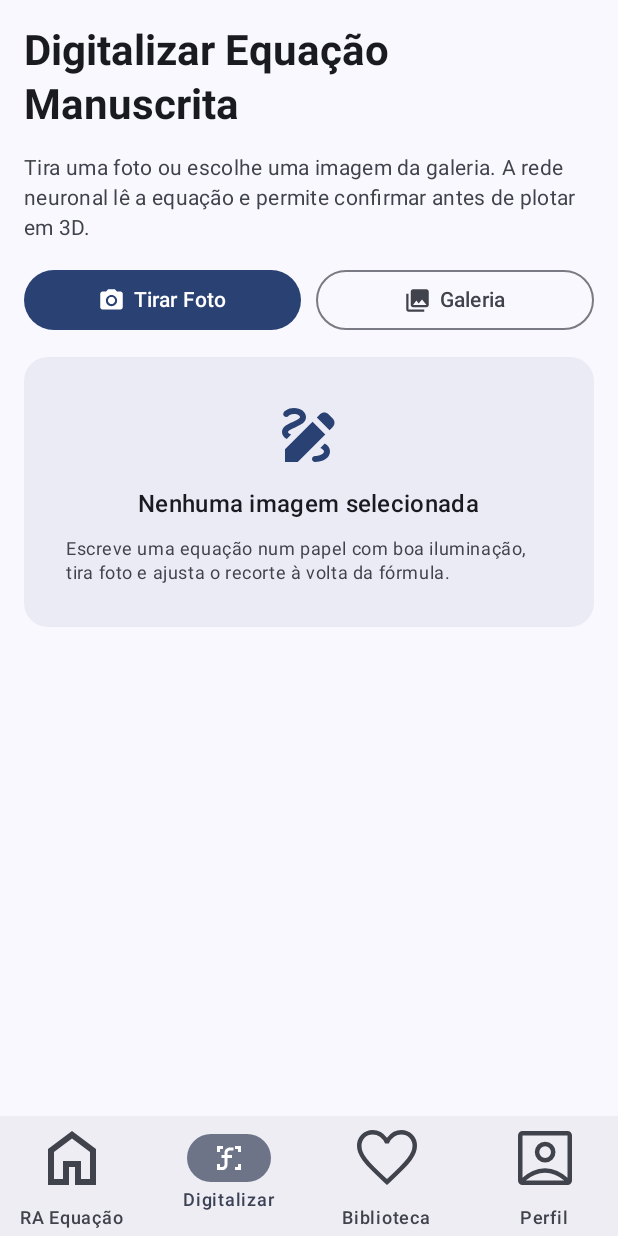
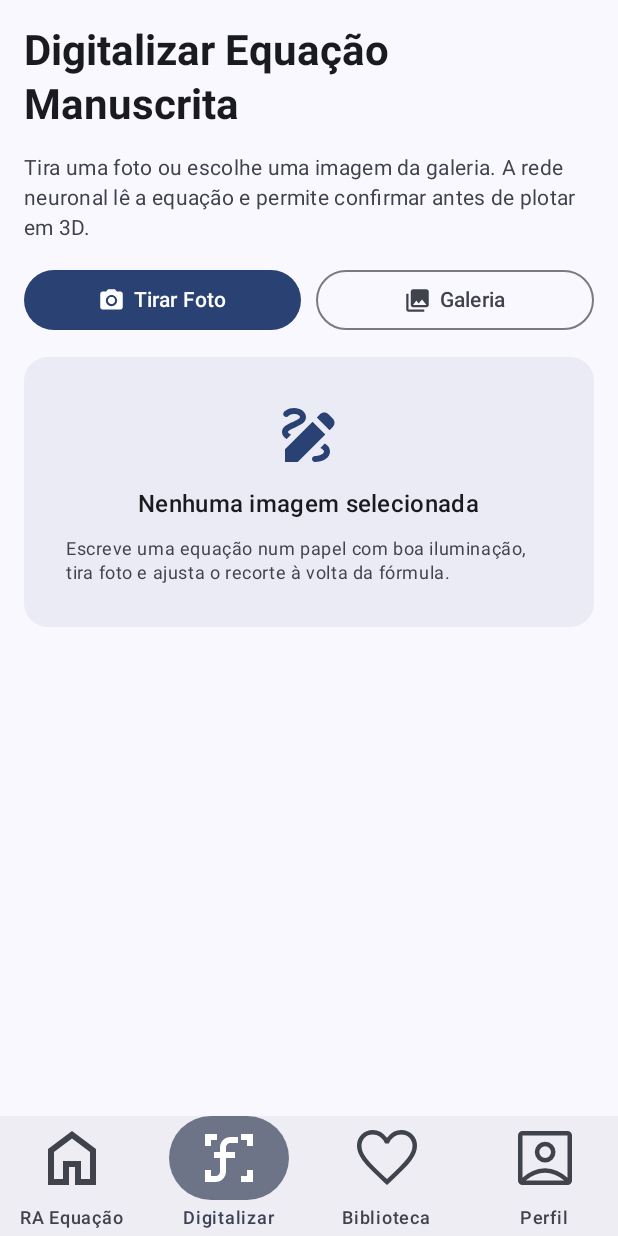
Before and after one commit to Hugo2026137872/projeto_grupo, an Android app built with Jetpack Compose: the screen it shows after launch (MainActivity), item 2 of the bottom bar chosen, on a phone screen of 412 x 824 dp. Run offline under Robolectric (Android 15) with nearby library versions, the phone set to English and light mode, and no system bars; our stand-ins replace navigation suite; libraries missing offline, so code that uses them is left out: com.google.android.filament, com.google.ar.core, dev.romainguy.kotlin, io.github.sceneview.ar, io.github.sceneview.math and 7 more; 14 statements that could not run were skipped.

Commit message:
o botão para a aba digitalizar agora está do mesmo tamanho do resto

```diff
--- a/app/src/main/res/drawable/ic_scanner.xml
+++ b/app/src/main/res/drawable/ic_scanner.xml
@@ -1,9 +1,8 @@
 <vector xmlns:android="http://schemas.android.com/apk/res/android"
-    android:width="24dp"
-    android:height="24dp"
+    android:width="48dp"
+    android:height="48dp"
     android:viewportWidth="24"
-    android:viewportHeight="24"
-    android:tint="?attr/colorControlNormal">
+    android:viewportHeight="24">
     <path
         android:fillColor="@android:color/white"
         android:pathData="M4,4h4v2H6v2H4V4zM20,4v4h-2V6h-2V4h4zM4,20v-4h2v2h2v2H4zM20,20h-4v-2h2v-2h2v4zM9,8.5A3.5,3.5 0 0,1 12.5,5H15v2h-2.5A1.5,1.5 0 0,0 11,8.5V10h3v2h-3v4.5a3.5,3.5 0 0,1 -3.5,3.5H6v-2h1.5A1.5,1.5 0 0,0 9,16.5V12H7v-2h2V8.5z" />
```
